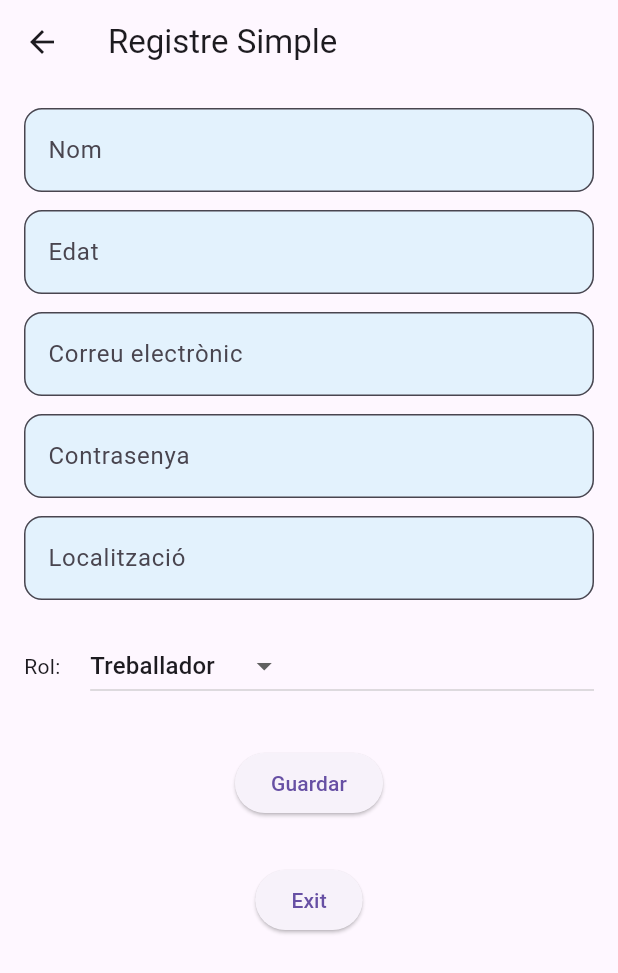
After one commit to JoanPerezPerez/Momentum_Flutter_Frontend, a Flutter app: the WorkerRegister screen opened by its route, on a phone screen of 412 x 824 dp. The commit adds this screen. Shown: the top 973 px of the screen. Run offline on Flutter 3.47's test engine with Material 3 defaults, Android fonts, the phone set to English and light mode, and no system bars; our stand-ins replace dio, flutter_chat_types, flutter_chat_ui, flutter_colorpicker, flutter_dotenv, flutter_map and 8 more; missing offline and left inert: flutter_map_location_marker, flutter_map_marker_popup; accounts and stored records are empty; network calls fail.

Commit message:
admin pot crear workers

```diff
--- a/lib/controllers/admin_controller.dart
+++ b/lib/controllers/admin_controller.dart
@@ -1,10 +1,11 @@
 import 'package:get/get.dart';
+import 'package:momentum/models/worker_model.dart' as my_models;
 import 'package:momentum/routes/app_routes.dart';
 import 'package:momentum/services/admin_service.dart';
 import 'package:momentum/models/location_model.dart';
 
 class AdminController extends GetxController {
-  AdminService adminService = new AdminService();
+  AdminService adminService = AdminService();
   Rx<ILocation> location =
       ILocation(
         id: '',
@@ -18,14 +19,34 @@ class AdminController extends GetxController {
         business: '',
         workers: <String>[],
       ).obs;
+  Rx<my_models.Worker> worker =
+      my_models.Worker(
+        id: '',
+        name: '',
+        mail: '',
+        age: 0,
+        role: '',
+        location: [],
+        businessAdministrated: '',
+      ).obs;
 
   Future<void> registerLocation() async {
     try {
-      AdminService.registerLocation(location.value);
+      await AdminService.registerLocation(location.value);
       Get.snackbar("Success", "Location enregistrada");
       Get.toNamed(AppRoutes.profile);
     } catch (e) {
       Get.snackbar("Error", "Posting the location failed: $e");
     }
   }
+
+  Future<void> registerWorker({required String locationName}) async {
+    try {
+      await AdminService.registerWorker(worker.value, locationName);
+      Get.snackbar("Success", "Worker enregistrada");
+      Get.toNamed(AppRoutes.profile);
+    } catch (e) {
+      Get.snackbar("Error", "Posting the worker failed: $e");
+    }
+  }
 }
--- a/lib/controllers/auth_controller.dart
+++ b/lib/controllers/auth_controller.dart
@@ -11,7 +11,7 @@ import 'package:momentum/services/socket_service.dart';
 import 'package:shared_preferences/shared_preferences.dart';
 
 class AuthController extends GetxController {
-  var selectedRole = ''.obs;
+  var selectedRole = 'user'.obs;
   var email = ''.obs;
   var password = ''.obs;
   var confirmPassword = ''.obs;
--- a/lib/models/worker_model.dart
+++ b/lib/models/worker_model.dart
@@ -1,11 +1,12 @@
 class Worker {
-  final String? id;
-  final String name;
-  final int age;
-  final String mail;
-  final String role;
-  final List<String> location;
-  final String? businessAdministrated;
+  late final String? id;
+  late final String name;
+  late final int age;
+  late final String mail;
+  late final String role;
+  late final List<String> location;
+  late final String? password;
+  late final String? businessAdministrated;
 
   Worker({
     this.id,
@@ -14,6 +15,7 @@ class Worker {
     required this.mail,
     required this.role,
     required this.location,
+    this.password,
     this.businessAdministrated,
   });
 
@@ -25,6 +27,7 @@ class Worker {
       age: json['age'],
       mail: json['mail'],
       role: json['role'],
+      password: json['password']?.toString(),
       location: List<String>.from(
         json['location']?.map((loc) => loc.toString()) ?? [],
       ),
@@ -41,6 +44,7 @@ class Worker {
       'mail': mail,
       'role': role,
       'location': location,
+      if (password != null) 'password': password,
       if (businessAdministrated != null)
         'businessAdministrated': businessAdministrated,
     };
--- a/lib/routes/app_pages.dart
+++ b/lib/routes/app_pages.dart
@@ -16,6 +16,7 @@ import 'package:momentum/screens/register_screen.dart';
 import 'package:momentum/screens/home_screen.dart';
 import 'package:momentum/screens/profile_screen.dart';
 import 'package:momentum/bindings/auth_binding.dart';
+import 'package:momentum/screens/worker_register.dart';
 
 import 'app_routes.dart';
 
@@ -62,5 +63,6 @@ class AppPages {
       name: AppRoutes.locationRegister,
       page: () => RegisterLocationScreen(),
     ),
+    GetPage(name: AppRoutes.workerRegister, page: () => WorkerRegister()),
   ];
 }
--- a/lib/routes/app_routes.dart
+++ b/lib/routes/app_routes.dart
@@ -10,4 +10,5 @@ abstract class AppRoutes {
   static const profile = '/profile';
   static const businessRegister = '/bussinessRegister';
   static const locationRegister = '/locationRegister';
+  static const workerRegister = '/workerRegister';
 }
--- /dev/null
+++ b/lib/screens/worker_register.dart
@@ -0,0 +1,118 @@
+import 'package:flutter/material.dart';
+import 'package:get/get.dart';
+import 'package:momentum/controllers/admin_controller.dart';
+import 'package:momentum/models/worker_model.dart' as my_models show Worker;
+import 'package:momentum/routes/app_routes.dart';
+
+class WorkerRegister extends StatefulWidget {
+  @override
+  _SimpleWorkerRegisterState createState() => _SimpleWorkerRegisterState();
+}
+
+class _SimpleWorkerRegisterState extends State<WorkerRegister> {
+  final AdminController adminController = Get.find();
+  final TextEditingController nameController = TextEditingController();
+  final TextEditingController ageController = TextEditingController();
+  final TextEditingController emailController = TextEditingController();
+  final TextEditingController passwordController = TextEditingController();
+  final TextEditingController locationController = TextEditingController();
+
+  String role = 'worker';
+
+  InputDecoration getInputDecoration(String label) {
+    return InputDecoration(
+      labelText: label,
+      filled: true,
+      fillColor: Colors.blue.shade50,
+      border: OutlineInputBorder(borderRadius: BorderRadius.circular(12)),
+    );
+  }
+
+  void saveWorker() {
+    adminController.worker.value = my_models.Worker(
+      name: nameController.text,
+      mail: emailController.text,
+      age: int.tryParse(ageController.text) ?? 0,
+      role: role,
+      location: [],
+      password: passwordController.text,
+    );
+    adminController.registerWorker(locationName: locationController.text);
+  }
+
+  @override
+  Widget build(BuildContext context) {
+    return Scaffold(
+      appBar: AppBar(title: Text('Registre Simple')),
+      body: Padding(
+        padding: const EdgeInsets.all(16),
+        child: Column(
+          children: [
+            TextField(
+              controller: nameController,
+              decoration: getInputDecoration("Nom"),
+            ),
+            SizedBox(height: 12),
+            TextField(
+              controller: ageController,
+              keyboardType: TextInputType.number,
+              decoration: getInputDecoration("Edat"),
+            ),
+            SizedBox(height: 12),
+            TextField(
+              controller: emailController,
+              decoration: getInputDecoration("Correu electrònic"),
+            ),
+            SizedBox(height: 12),
+            TextField(
+              controller: passwordController,
+              obscureText: true,
+              decoration: getInputDecoration("Contrasenya"),
+            ),
+            SizedBox(height: 12),
+            TextField(
+              controller: locationController,
+              decoration: getInputDecoration("Localització"),
+            ),
+            SizedBox(height: 20),
+            Row(
+              children: [
+                const Text("Rol: "),
+                const SizedBox(width: 16),
+                Expanded(
+                  child: DropdownButton<String>(
+                    value: role,
+                    items: const [
+                      DropdownMenuItem(
+                        value: 'worker',
+                        child: Text('Treballador'),
+                      ),
+                      DropdownMenuItem(
+                        value: 'admin',
+                        child: Text('Administrador'),
+                      ),
+                    ],
+                    onChanged: (value) {
+                      if (value != null) {
+                        setState(() {
+                          role = value;
+                        });
+                      }
+                    },
+                  ),
+                ),
+              ],
+            ),
+            SizedBox(height: 30),
+            ElevatedButton(onPressed: saveWorker, child: Text("Guardar")),
+            SizedBox(height: 30),
+            ElevatedButton(
+              onPressed: () => Get.toNamed(AppRoutes.profile),
+              child: Text("Exit"),
+            ),
+          ],
+        ),
+      ),
+    );
+  }
+}
--- a/lib/widgets/profile_actions.dart
+++ b/lib/widgets/profile_actions.dart
@@ -48,7 +48,9 @@ class ProfileActions extends StatelessWidget {
                     label: 'Crea nou treballador',
                     icon: Icons.create,
                     color: Colors.blueAccent,
-                    onPressed: () {},
+                    onPressed: () {
+                      Get.toNamed(AppRoutes.workerRegister);
+                    },
                     width: maxWidth / buttonsPerRow - 12,
                   ),
                 ],
```
Also changed, not shown: lib/screens/login_screen.dart (+7 -26 lines), lib/services/admin_service.dart (+19 -0 lines).
